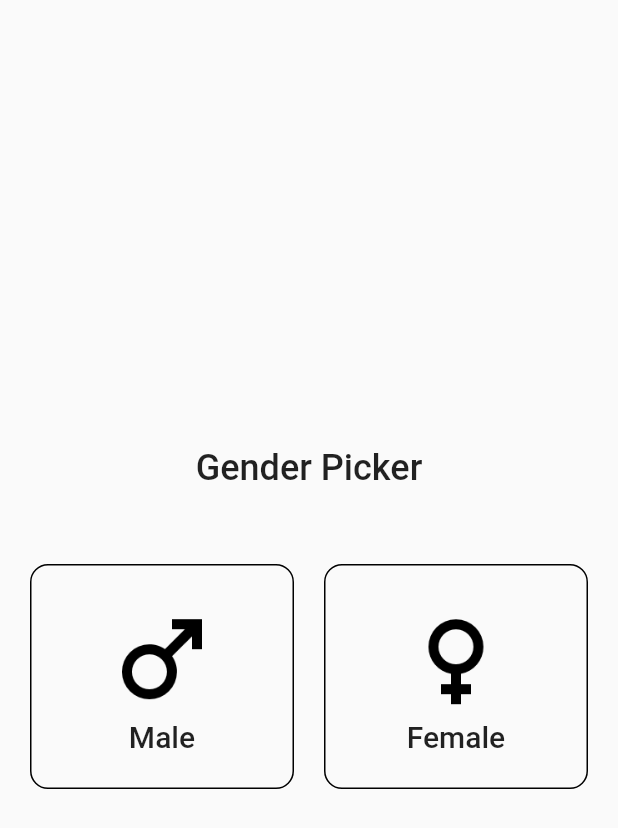
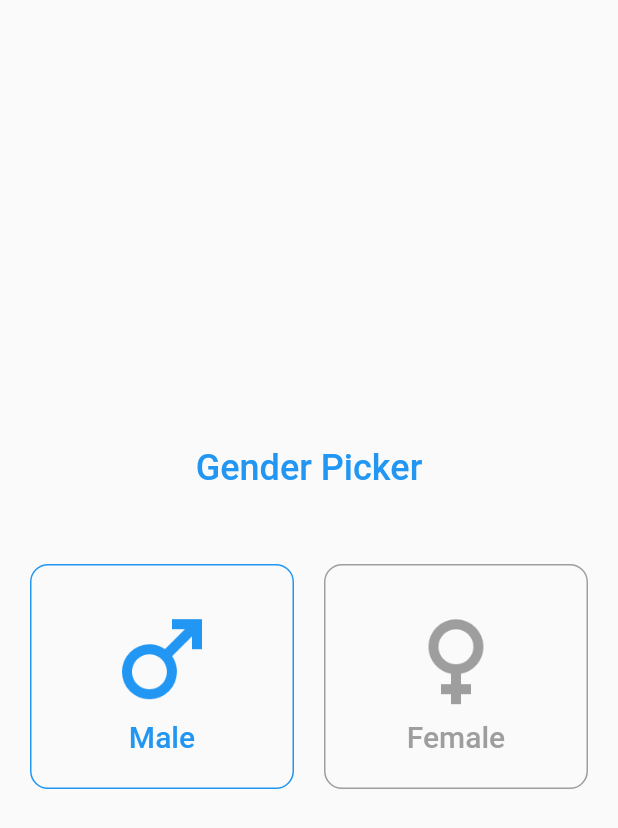
Before and after one commit to AZ-Zaini/flutter_provider, a Flutter app: the screen it shows after launch, on a phone screen of 412 x 824 dp. Shown: the top 828 px of the screen. Run offline on Flutter 3.47's test engine with Material 2 defaults, Android fonts, the phone set to English and light mode, and no system bars.

Commit message:
Adding Provider

```diff
--- a/lib/gender_provider.dart
+++ b/lib/gender_provider.dart
@@ -1,4 +1,6 @@
+import 'package:flutter/cupertino.dart';
 import 'package:flutter/foundation.dart';
+import 'package:flutter/material.dart';
 
 class GenderProvider with ChangeNotifier {
   bool _isMale = true;
@@ -8,4 +10,8 @@ class GenderProvider with ChangeNotifier {
     _isMale = newValue;
     notifyListeners();
   }
+
+  get color => isMale ? Colors.blue : Colors.pink;
+  get maleColor => isMale ? Colors.blue : Colors.grey;
+  get femaleColor => isMale ? Colors.grey : Colors.pink;
 }
--- a/lib/main.dart
+++ b/lib/main.dart
@@ -1,4 +1,6 @@
 import 'package:flutter/material.dart';
+import 'package:flutter_provider/gender_provider.dart';
+import 'package:provider/provider.dart';
 
 void main() => runApp(MyApp());
 
@@ -7,7 +9,9 @@ class MyApp extends StatelessWidget {
 
   @override
   Widget build(BuildContext context) {
-    return MaterialApp(
+    return ChangeNotifierProvider<GenderProvider>(
+      create: (context) => GenderProvider(),
+      child: MaterialApp(
         debugShowCheckedModeBanner: false,
         home: Scaffold(
           body: Container(
@@ -15,11 +19,13 @@ class MyApp extends StatelessWidget {
             child: Column(
               mainAxisAlignment: MainAxisAlignment.center,
               children: [
-              Text(
+                Consumer<GenderProvider>(
+                  builder: (context, genderProvider, _) => Text(
                     'Gender Picker',
                     style: TextStyle(
                         fontSize: 24,
                         fontWeight: FontWeight.w500,
+                        color: genderProvider.color),
                   ),
                 ),
                 SizedBox(
@@ -28,12 +34,17 @@ class MyApp extends StatelessWidget {
                 Row(
                   children: [
                     Expanded(
+                      child: Consumer<GenderProvider>(
+                        builder: (context, genderProvider, _) =>
+                            GestureDetector(
+                          onTap: () {
+                            genderProvider.isMale = true;
+                          },
                           child: Container(
                             height: 150,
                             decoration: BoxDecoration(
-                          border: Border.all(
-                            color: Colors.black,
-                          ),
+                                border:
+                                    Border.all(color: genderProvider.maleColor),
                                 borderRadius: BorderRadius.circular(12)),
                             child: Column(
                               mainAxisAlignment: MainAxisAlignment.center,
@@ -41,15 +52,19 @@ class MyApp extends StatelessWidget {
                                 Image.asset(
                                   'assets/icon_male.png',
                                   height: 80,
+                                  color: genderProvider.maleColor,
                                 ),
                                 Text(
                                   'Male',
                                   style: TextStyle(
                                     fontSize: 20,
                                     fontWeight: FontWeight.w500,
+                                    color: genderProvider.maleColor,
                                   ),
                                 )
                               ],
+                            ),
+                          ),
                         ),
                       ),
                     ),
@@ -57,11 +72,17 @@ class MyApp extends StatelessWidget {
                       width: 20,
                     ),
                     Expanded(
+                      child: Consumer<GenderProvider>(
+                        builder: (context, genderProvider, _) =>
+                            GestureDetector(
+                          onTap: () {
+                            genderProvider.isMale = false;
+                          },
                           child: Container(
                             height: 150,
                             decoration: BoxDecoration(
                                 border: Border.all(
-                            color: Colors.black,
+                                  color: genderProvider.femaleColor,
                                 ),
                                 borderRadius: BorderRadius.circular(12)),
                             child: Column(
@@ -70,15 +91,19 @@ class MyApp extends StatelessWidget {
                                 Image.asset(
                                   'assets/icon_female.png',
                                   height: 80,
+                                  color: genderProvider.femaleColor,
                                 ),
                                 Text(
                                   'Female',
                                   style: TextStyle(
                                     fontSize: 20,
                                     fontWeight: FontWeight.w500,
+                                    color: genderProvider.femaleColor,
                                   ),
                                 )
                               ],
+                            ),
+                          ),
                         ),
                       ),
                     ),
@@ -88,6 +113,7 @@ class MyApp extends StatelessWidget {
             ),
           ),
         ),
+      ),
     );
   }
 }
```
Lines whose indentation alone changed are shown as unchanged.
